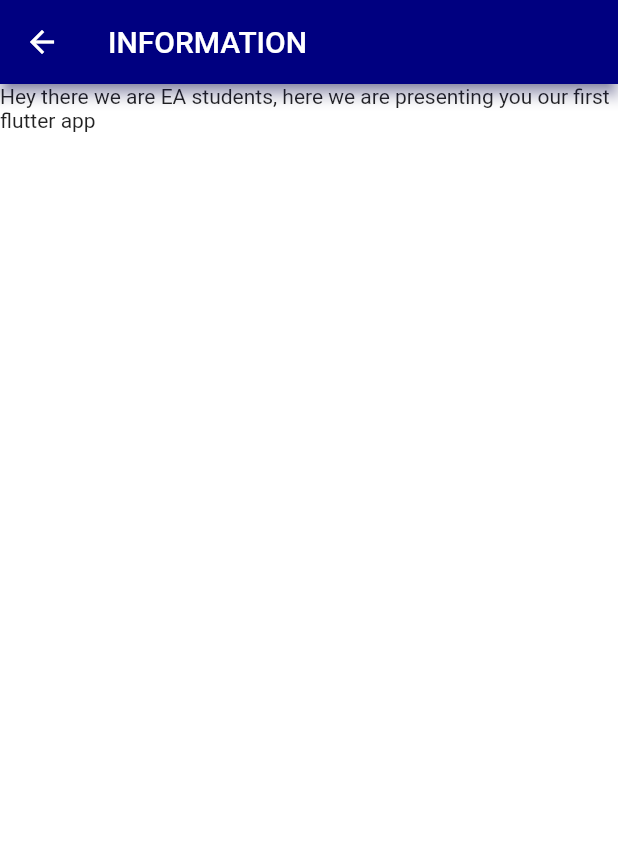
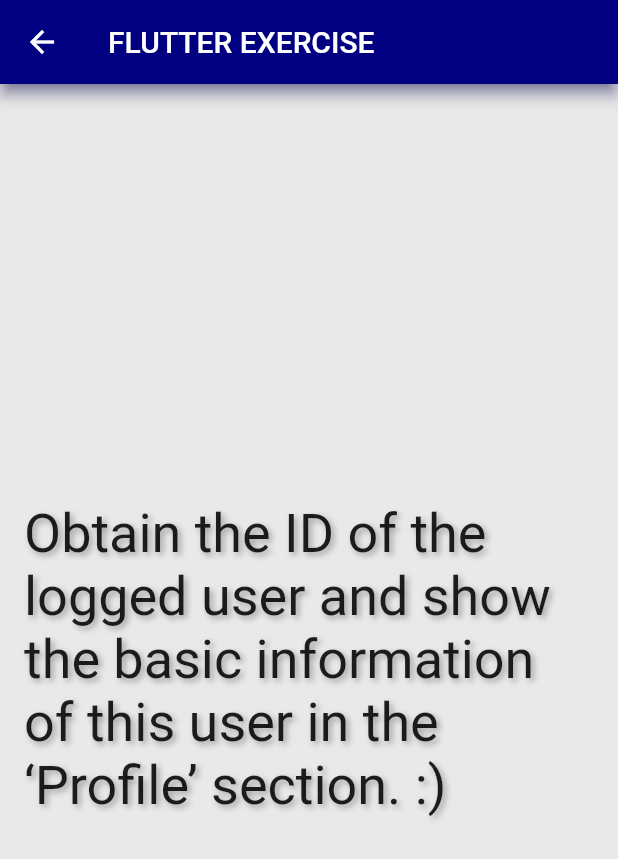
Before and after one commit to carmeAl/EA-SEM10-Flutter, a Flutter app: the InfoScreen screen opened by its route, on a phone screen of 412 x 824 dp. Shown: the top 859 px of the screen. Run offline on Flutter 3.47's test engine with Material 2 defaults, Android fonts, the phone set to English and light mode, and no system bars; our stand-ins replace dio; Roboto replaces fonts that are missing (Pacifico).

Commit message:
fix: info screen with exercise of the week

```diff
--- a/flutter_application/lib/src/info_screen.dart
+++ b/flutter_application/lib/src/info_screen.dart
@@ -3,19 +3,41 @@ import 'dart:convert';
 import 'package:flutter/material.dart';
 import 'package:dio/dio.dart';
 import 'package:flutter_application/infrastructure/models/subject.dart';
+import 'package:flutter/material.dart';
 
-
+void main() {
+  runApp(InfoScreen());
+}
 
 class InfoScreen extends StatelessWidget {
 
   @override
   Widget build(BuildContext context) {
     return Scaffold(
-      backgroundColor: Color.fromARGB(255, 255, 255, 255),
+      backgroundColor: Color.fromARGB(255, 234, 233, 233),
       appBar: AppBar(
-          title: Text('INFORMATION'),
+          title: Text('FLUTTER EXERCISE'),
           shadowColor: Color.fromRGBO(0, 0, 128, 4),
           backgroundColor: Color.fromRGBO(0, 0, 128, 4)),
-      body: Text("Hey there we are EA students, here we are presenting you our first flutter app"),
+      body: Center(
+          child: Padding(
+            padding: EdgeInsets.only(left: 16.0, right: 16.0),
+            child: Text(
+              'Obtain the ID of the logged user and show the basic information of this user in the ‘Profile’ section. :)',
+              style: TextStyle(
+                fontSize: 36.0,
+                fontWeight: FontWeight.normal,
+                fontFamily: 'Pacifico',
+                shadows: [
+                  Shadow(
+                    blurRadius: 5.0,
+                    color: Colors.grey,
+                    offset: Offset(2.0, 2.0),
+                  ),
+                ],
+              ),
+            ),
+          ),
+        ),
     );}
   }
```
